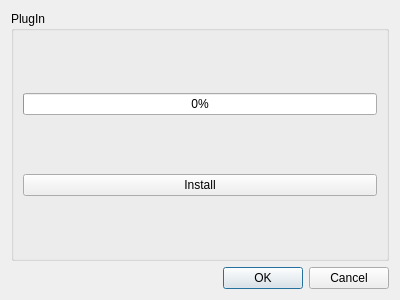
Old version of the form SOURCES/dspControl/src/DialogSettings.ui in the repository freeDSP/freeDSP-aurora.
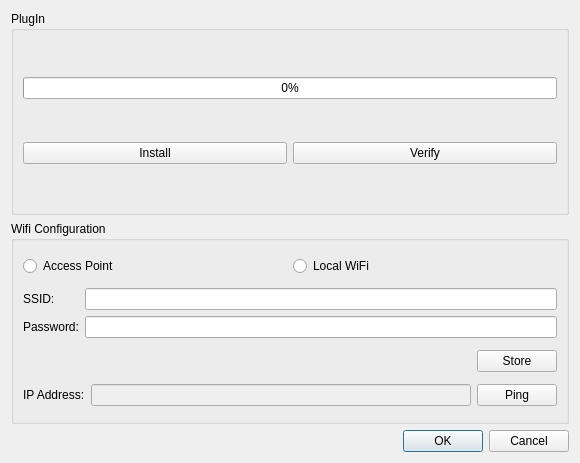
New version of the form.

Commit message: Store WiFi configuration on DSP board

Patch:
```diff
--- a/SOURCES/dspControl/src/DialogSettings.ui
+++ b/SOURCES/dspControl/src/DialogSettings.ui
@@ -6,8 +6,8 @@
    <rect>
     <x>0</x>
     <y>0</y>
-    <width>400</width>
-    <height>300</height>
+    <width>580</width>
+    <height>463</height>
    </rect>
   </property>
   <property name="windowTitle">
@@ -28,11 +28,136 @@
        </widget>
       </item>
       <item>
-       <widget class="QPushButton" name="pushButtonInstallPlugin">
-        <property name="text">
-         <string>Install</string>
-        </property>
-       </widget>
+       <layout class="QHBoxLayout" name="horizontalLayout">
+        <item>
+         <widget class="QPushButton" name="pushButtonInstallPlugin">
+          <property name="text">
+           <string>Install</string>
+          </property>
+         </widget>
+        </item>
+        <item>
+         <widget class="QPushButton" name="pushButtonVerifyPlugin">
+          <property name="text">
+           <string>Verify</string>
+          </property>
+         </widget>
+        </item>
+       </layout>
+      </item>
+     </layout>
+    </widget>
+   </item>
+   <item>
+    <widget class="QGroupBox" name="groupBoxWifiConfiguration">
+     <property name="title">
+      <string>Wifi Configuration</string>
+     </property>
+     <layout class="QVBoxLayout" name="verticalLayout_3">
+      <item>
+       <layout class="QHBoxLayout" name="horizontalLayout_4">
+        <item>
+         <widget class="QRadioButton" name="radioButtonAP">
+          <property name="text">
+           <string>Access Point</string>
+          </property>
+         </widget>
+        </item>
+        <item>
+         <widget class="QRadioButton" name="radioButtonLocalWifi">
+          <property name="text">
+           <string>Local WiFi</string>
+          </property>
+         </widget>
+        </item>
+       </layout>
+      </item>
+      <item>
+       <layout class="QGridLayout" name="gridLayout">
+        <item row="0" column="0">
+         <widget class="QLabel" name="label">
+          <property name="text">
+           <string>SSID:</string>
+          </property>
+         </widget>
+        </item>
+        <item row="0" column="1">
+         <widget class="QLineEdit" name="lineEditSSID">
+          <property name="inputMask">
+           <string notr="true"/>
+          </property>
+         </widget>
+        </item>
+        <item row="1" column="0">
+         <widget class="QLabel" name="label_2">
+          <property name="text">
+           <string>Password:</string>
+          </property>
+         </widget>
+        </item>
+        <item row="1" column="1">
+         <widget class="QLineEdit" name="lineEditPassword">
+          <property name="inputMask">
+           <string notr="true"/>
+          </property>
+          <property name="echoMode">
+           <enum>QLineEdit::Password</enum>
+          </property>
+         </widget>
+        </item>
+       </layout>
+      </item>
+      <item>
+       <layout class="QHBoxLayout" name="horizontalLayout_3">
+        <item>
+         <spacer name="horizontalSpacer">
+          <property name="orientation">
+           <enum>Qt::Horizontal</enum>
+          </property>
+          <property name="sizeHint" stdset="0">
+           <size>
+            <width>40</width>
+            <height>20</height>
+           </size>
+          </property>
+         </spacer>
+        </item>
+        <item>
+         <widget class="QPushButton" name="pushButtonStoreWiFiConfig">
+          <property name="text">
+           <string>Store</string>
+          </property>
+         </widget>
+        </item>
+       </layout>
+      </item>
+      <item>
+       <layout class="QHBoxLayout" name="horizontalLayout_5">
+        <item>
+         <widget class="QLabel" name="label_3">
+          <property name="text">
+           <string>IP Address:</string>
+          </property>
+         </widget>
+        </item>
+        <item>
+         <widget class="QLineEdit" name="lineEditIpAddress">
+          <property name="enabled">
+           <bool>false</bool>
+          </property>
+          <property name="text">
+           <string notr="true"/>
+          </property>
+         </widget>
+        </item>
+        <item>
+         <widget class="QPushButton" name="pushButtonPing">
+          <property name="text">
+           <string>Ping</string>
+          </property>
+         </widget>
+        </item>
+       </layout>
       </item>
      </layout>
     </widget>
```
The commit also changes 12 other files.
